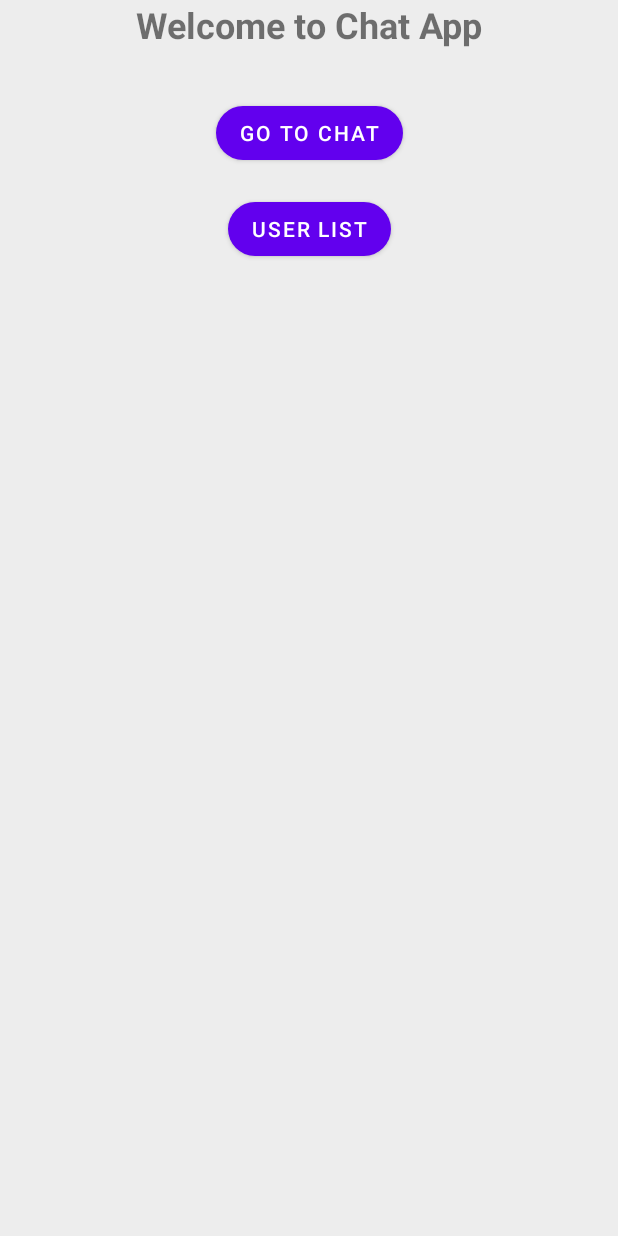
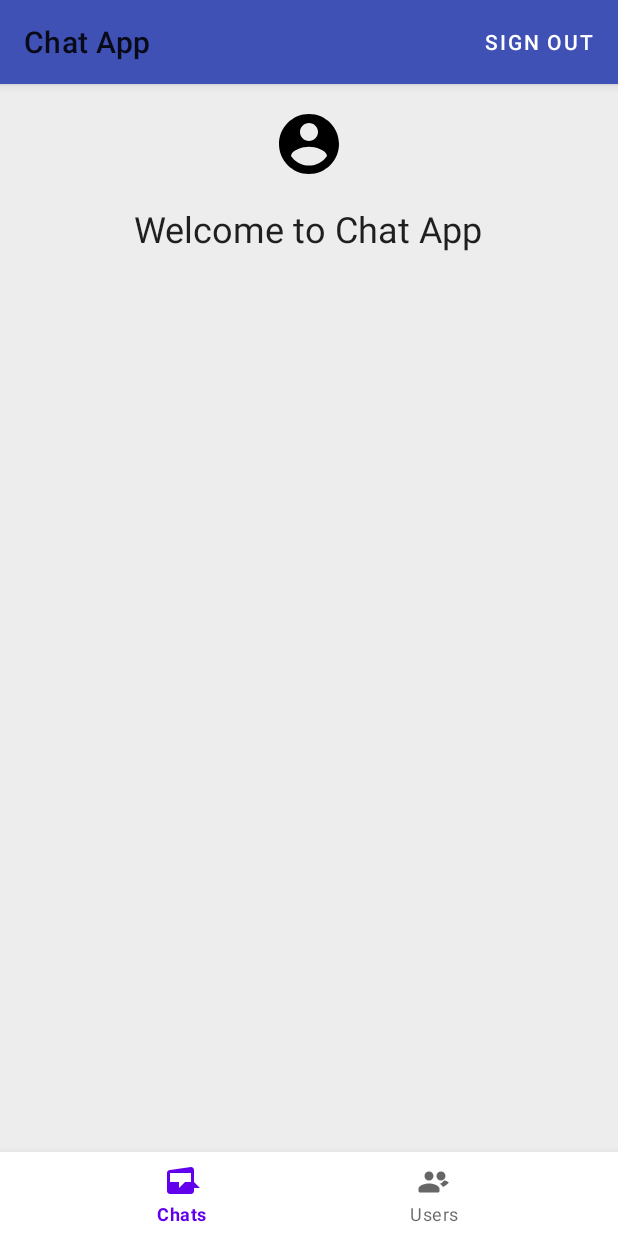
Before and after one commit to AlenPobhenrhaj/ChatApp, an Android app: the screen it shows after launch once a user with an empty profile is signed in (HomePageActivity), on a phone screen of 412 x 824 dp. Run offline under Robolectric (Android 15) with nearby library versions, the phone set to English and light mode, and no system bars; our stand-ins replace Firebase (no records; nobody signed in at launch, a user with empty details on screens opened directly).

Commit message:
Added HomePage & User List with logo and homepage text(welcome)

```diff
--- a/app/src/main/java/com/example/chatapp/activities/HomePageActivity.kt
+++ b/app/src/main/java/com/example/chatapp/activities/HomePageActivity.kt
@@ -3,24 +3,51 @@ package com.example.chatapp.activities
 import android.content.Intent
 import android.os.Bundle
 import androidx.appcompat.app.AppCompatActivity
-import com.example.chatapp.databinding.ActivityHomePageBinding
+import com.example.chatapp.R
+import com.example.chatapp.databinding.ActivityHomePageWithBottomNavBinding
+import com.google.android.material.bottomnavigation.BottomNavigationView
+import com.google.firebase.auth.FirebaseAuth
 
 class HomePageActivity : AppCompatActivity() {
 
-    private lateinit var binding: ActivityHomePageBinding
+    private lateinit var binding: ActivityHomePageWithBottomNavBinding
+    private lateinit var auth: FirebaseAuth
 
     override fun onCreate(savedInstanceState: Bundle?) {
         super.onCreate(savedInstanceState)
-        binding = ActivityHomePageBinding.inflate(layoutInflater)
+        binding = ActivityHomePageWithBottomNavBinding.inflate(layoutInflater)
         setContentView(binding.root)
 
-        // Set up onClick listeners for the buttons
-        binding.buttonChat.setOnClickListener {
-            startActivity(Intent(this, ChatActivity::class.java))
-        }
+        // Set up the bottom navigation view
+        binding.bottomNavigationView.setOnItemSelectedListener(bottomNavListener)
 
-        binding.buttonUserList.setOnClickListener {
-            startActivity(Intent(this, UserListActivity::class.java))
+        auth = FirebaseAuth.getInstance()
+
+        // Set the default screen to ChatActivity
+        /*startActivity(Intent(this, ChatActivity::class.java))*/
+
+        binding.buttonSignOut.setOnClickListener {
+            signOut()
         }
     }
+
+    private val bottomNavListener = BottomNavigationView.OnNavigationItemSelectedListener { item ->
+        when (item.itemId) {
+            R.id.nav_chat -> {
+                startActivity(Intent(this, ChatActivity::class.java))
+                true
+            }
+            R.id.nav_user_list -> {
+                startActivity(Intent(this, UserListActivity::class.java))
+                true
+            }
+            else -> false
+        }
+    }
+
+    private fun signOut() {
+        auth.signOut()
+        startActivity(Intent(this, LoginActivity::class.java))
+        finish()
+    }
 }
--- /dev/null
+++ b/app/src/main/res/drawable/ic_app_logo.xml
@@ -0,0 +1,10 @@
+<?xml version="1.0" encoding="utf-8"?>
+<vector xmlns:android="http://schemas.android.com/apk/res/android"
+    android:width="48dp"
+    android:height="48dp"
+    android:viewportWidth="24"
+    android:viewportHeight="24">
+    <path
+        android:fillColor="#FF000000"
+        android:pathData="M12,2C6.48,2 2,6.48 2,12C2,17.52 6.48,22 12,22C17.52,22 22,17.52 22,12C22,6.48 17.52,2 12,2ZM12,5C13.66,5 15,6.34 15,8C15,9.66 13.66,11 12,11C10.34,11 9,9.66 9,8C9,6.34 10.34,5 12,5ZM12,19.2C9.5,19.2 7.29,17.92 6,16C6.03,14 10,12.9 12,12.9C14,12.9 17.97,14 18,16C16.71,17.92 14.5,19.2 12,19.2Z" />
+</vector>
--- /dev/null
+++ b/app/src/main/res/drawable/ic_baseline_chat_24.xml
@@ -0,0 +1,9 @@
+<vector xmlns:android="http://schemas.android.com/apk/res/android"
+    android:width="24dp"
+    android:height="24dp"
+    android:viewportWidth="24.0"
+    android:viewportHeight="24.0">
+    <path
+        android:fillColor="#FF000000"
+        android:pathData="M4,4c-1.1,0 -2,0.9 -2,2v12c0,1.1 0.9,2 2,2h14c1.1,0 2,-0.9 2,-2v-2h4l-4,-4v-8c0,-1.1 -0.9,-2 -2,-2L4,4zM4,6h14v6h-4l-4,4v-4h-6L4,6z"/>
+</vector>
--- /dev/null
+++ b/app/src/main/res/drawable/ic_baseline_people_24.xml
@@ -0,0 +1,10 @@
+<vector xmlns:android="http://schemas.android.com/apk/res/android"
+    xmlns:aapt="http://schemas.android.com/aapt"
+    android:width="24dp"
+    android:height="24dp"
+    android:viewportWidth="24.0"
+    android:viewportHeight="24.0">
+    <path
+        android:fillColor="#FF000000"
+        android:pathData="M16,11c1.66,0 2.99,-1.34 2.99,-3 0,-1.66 -1.34,-3 -2.99,-3 -1.66,0 -3,1.34 -3,3 0,1.66 1.34,3 3,3zM8,11c1.66,0 3,-1.34 3,-3 0,-1.66 -1.34,-3 -3,-3C6.34,5 5,6.34 5,8c0,1.66 1.34,3 3,3zM8,13c-2.33,0 -7,1.17 -7,3.5V18c0,0.55 0.45,1 1,1h12c0.55,0 1,-0.45 1,-1v-1.5c0,-2.33 -4.67,-3.5 -7,-3.5zM16,13c-0.29,0 -0.62,0.02 -1,0.05 0.98,0.5 1.75,1.28 2.22,2.22 1.33,-0.41 2.78,-1.54 4,-2.77 -0.96,-0.96 -1.96,-1.61 -3,-1.5z"/>
+</vector>
--- a/app/src/main/res/layout/activity_home_page.xml
+++ /dev/null
@@ -1,45 +0,0 @@
-<?xml version="1.0" encoding="utf-8"?>
-<androidx.constraintlayout.widget.ConstraintLayout xmlns:android="http://schemas.android.com/apk/res/android"
-    xmlns:app="http://schemas.android.com/apk/res-auto"
-    xmlns:tools="http://schemas.android.com/tools"
-    android:layout_width="match_parent"
-    android:layout_height="match_parent"
-    android:background="#EDEDED"
-    tools:context=".activities.HomePageActivity">
-
-    <TextView
-        android:id="@+id/home_page_title"
-        android:layout_width="wrap_content"
-        android:layout_height="wrap_content"
-        android:text="Welcome to Chat App"
-        android:textSize="24sp"
-        android:textStyle="bold"
-        app:layout_constraintBottom_toTopOf="@id/button_chat"
-        app:layout_constraintEnd_toEndOf="parent"
-        app:layout_constraintStart_toStartOf="parent"
-        app:layout_constraintTop_toTopOf="parent"
-        app:layout_constraintVertical_chainStyle="packed" />
-
-    <com.google.android.material.button.MaterialButton
-        android:id="@+id/button_chat"
-        android:layout_width="wrap_content"
-        android:layout_height="wrap_content"
-        android:layout_marginTop="32dp"
-        android:text="Go to Chat"
-        app:cornerRadius="28dp"
-        app:layout_constraintEnd_toEndOf="parent"
-        app:layout_constraintStart_toStartOf="parent"
-        app:layout_constraintTop_toBottomOf="@id/home_page_title" />
-
-    <com.google.android.material.button.MaterialButton
-        android:id="@+id/button_user_list"
-        android:layout_width="wrap_content"
-        android:layout_height="wrap_content"
-        android:layout_marginTop="16dp"
-        android:text="User List"
-        app:cornerRadius="28dp"
-        app:layout_constraintEnd_toEndOf="parent"
-        app:layout_constraintStart_toStartOf="parent"
-        app:layout_constraintTop_toBottomOf="@id/button_chat" />
-
-</androidx.constraintlayout.widget.ConstraintLayout>
--- /dev/null
+++ b/app/src/main/res/layout/activity_home_page_with_bottom_nav.xml
@@ -0,0 +1,61 @@
+<?xml version="1.0" encoding="utf-8"?>
+<RelativeLayout xmlns:android="http://schemas.android.com/apk/res/android"
+    xmlns:app="http://schemas.android.com/apk/res-auto"
+    xmlns:tools="http://schemas.android.com/tools"
+    android:layout_width="match_parent"
+    android:layout_height="match_parent"
+    android:background="#EDEDED"
+    tools:context=".activities.ChatActivity">
+
+    <androidx.appcompat.widget.Toolbar
+        android:id="@+id/toolbar"
+        android:layout_width="match_parent"
+        android:layout_height="?attr/actionBarSize"
+        android:background="@color/colorPrimary"
+        android:elevation="4dp"
+        app:title="Chat App">
+
+        <Button
+            android:id="@+id/buttonSignOut"
+            android:layout_width="wrap_content"
+            android:layout_height="wrap_content"
+            android:layout_gravity="end"
+            android:background="@android:color/transparent"
+            android:text="@string/sign_out"
+            android:textColor="@android:color/white" />
+    </androidx.appcompat.widget.Toolbar>
+
+    <ImageView
+        android:id="@+id/app_logo"
+        android:layout_width="wrap_content"
+        android:layout_height="wrap_content"
+        android:layout_below="@+id/toolbar"
+        android:layout_centerInParent="true"
+        android:layout_marginTop="16dp"
+        android:src="@drawable/ic_app_logo" />
+
+    <TextView
+        android:id="@+id/welcome_message"
+        android:layout_width="wrap_content"
+        android:layout_height="wrap_content"
+        android:layout_below="@+id/app_logo"
+        android:layout_centerHorizontal="true"
+        android:layout_marginTop="16dp"
+        android:text="@string/welcome_to_chat_app"
+        android:textAppearance="?attr/textAppearanceHeadline5" />
+
+    <androidx.viewpager2.widget.ViewPager2
+        android:id="@+id/viewPager"
+        android:layout_width="match_parent"
+        android:layout_height="0dp"
+        android:layout_below="@+id/toolbar"
+        android:layout_above="@+id/bottomNavigationView" />
+
+    <com.google.android.material.bottomnavigation.BottomNavigationView
+        android:id="@+id/bottomNavigationView"
+        android:layout_width="match_parent"
+        android:layout_height="wrap_content"
+        android:layout_alignParentBottom="true"
+        app:menu="@menu/bottom_navigation_menu" />
+
+</RelativeLayout>
--- /dev/null
+++ b/app/src/main/res/menu/bottom_navigation_menu.xml
@@ -0,0 +1,17 @@
+<?xml version="1.0" encoding="utf-8"?>
+<menu xmlns:android="http://schemas.android.com/apk/res/android"
+    xmlns:app="http://schemas.android.com/apk/res-auto">
+
+    <item
+        android:id="@+id/nav_chat"
+        android:icon="@drawable/ic_baseline_chat_24"
+        android:title="@string/chats"
+        app:showAsAction="ifRoom" />
+
+    <item
+        android:id="@+id/nav_user_list"
+        android:icon="@drawable/ic_baseline_people_24"
+        android:title="@string/users"
+        app:showAsAction="ifRoom" />
+
+</menu>
--- a/app/src/main/res/values/strings.xml
+++ b/app/src/main/res/values/strings.xml
@@ -16,4 +16,7 @@
     <string name="user_image">user_image</string>
     <string name="user_name">user_name</string>
     <string name="user_email">user_email</string>
+    <string name="chats">Chats</string>
+    <string name="users">Users</string>
+    <string name="welcome_to_chat_app">Welcome to Chat App</string>
 </resources>
```
